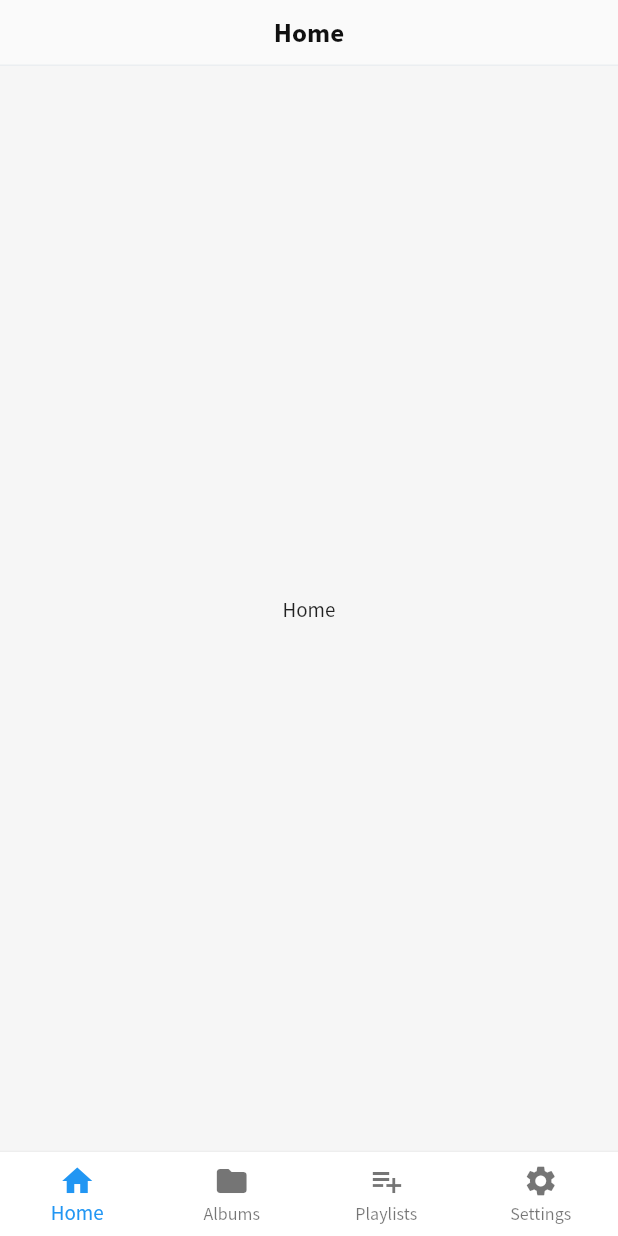
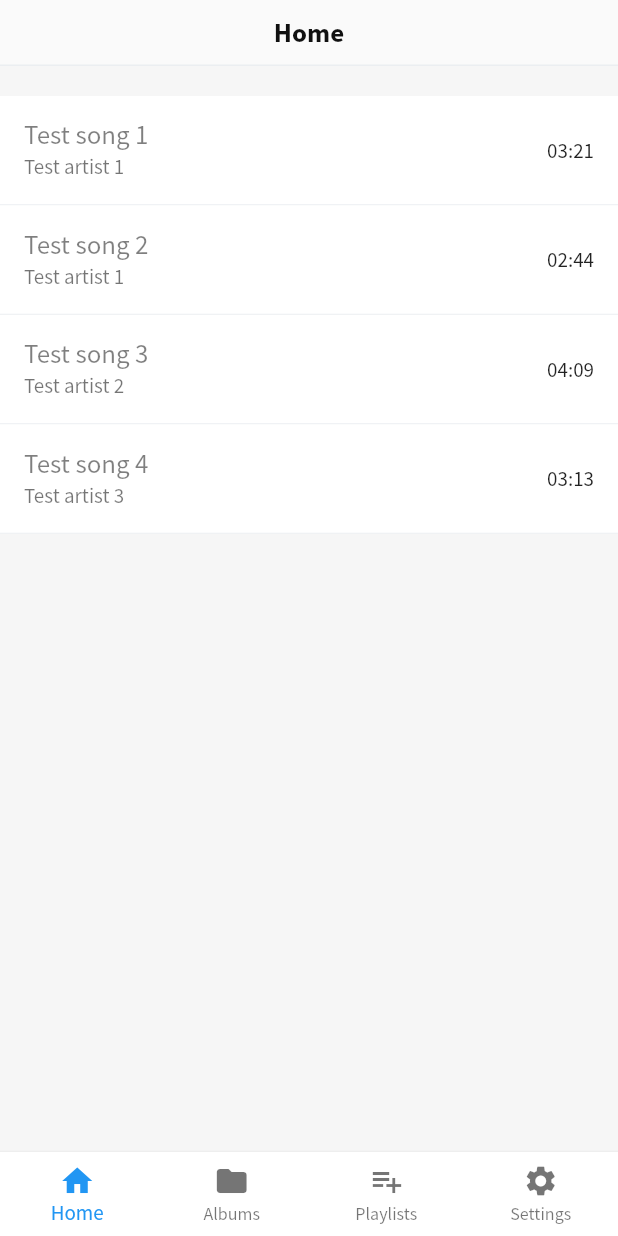
Before and after one commit to cishida/mills-music-player, a Flutter app: the BottomNavView screen opened by its route, on a phone screen of 412 x 824 dp. Run offline on Flutter 3.47's test engine with Material 2 defaults, Android fonts, the light colour scheme and no system bars; our stand-ins replace flutter_hooks, freezed_annotation, logger, stacked, stacked_services; missing offline and left inert: stacked_hooks; project files that could hold a hidden picture were left out.

Commit message:
Creating song tile view.

```diff
--- /dev/null
+++ b/lib/_utils/duration_util.dart
@@ -0,0 +1,12 @@
+class DurationUtil {
+  static String format(Duration? duration) {
+    if (duration == null) {
+      return '0:00';
+    }
+
+    String twoDigits(int n) => n.toString().padLeft(2, "0");
+    String twoDigitMinutes = twoDigits(duration.inMinutes.remainder(60));
+    String twoDigitSeconds = twoDigits(duration.inSeconds.remainder(60));
+    return "${duration.inHours > 0 ? '${twoDigits(duration.inHours)}:' : ''}$twoDigitMinutes:$twoDigitSeconds";
+  }
+}
--- a/lib/models/song/song.dart
+++ b/lib/models/song/song.dart
@@ -7,7 +7,7 @@ part 'song.g.dart';
 class Song with _$Song {
   factory Song({
     required String id,
-    String? name,
+    String? title,
     String? artist,
     Duration? duration,
   }) = _Song;
--- a/lib/test_data/song_data.dart
+++ b/lib/test_data/song_data.dart
@@ -4,7 +4,7 @@ class SongData {
   static List<Song> songs = [
     Song(
       id: '18fuewhr3asdfiuhewufh',
-      name: 'Test song 1',
+      title: 'Test song 1',
       artist: 'Test artist 1',
       duration: const Duration(
         seconds: 201,
@@ -12,7 +12,7 @@ class SongData {
     ),
     Song(
       id: '7v8gahsviuehw87efhsid',
-      name: 'Test song 2',
+      title: 'Test song 2',
       artist: 'Test artist 1',
       duration: const Duration(
         seconds: 164,
@@ -20,7 +20,7 @@ class SongData {
     ),
     Song(
       id: '389fgharuh89fhw8fhwef',
-      name: 'Test song 3',
+      title: 'Test song 3',
       artist: 'Test artist 2',
       duration: const Duration(
         seconds: 249,
@@ -28,7 +28,7 @@ class SongData {
     ),
     Song(
       id: '3849tghae8whefeifh3w8',
-      name: 'Test song 4',
+      title: 'Test song 4',
       artist: 'Test artist 3',
       duration: const Duration(
         seconds: 193,
--- /dev/null
+++ b/lib/ui/_smart_widgets/song_tile/song_tile_view.dart
@@ -0,0 +1,39 @@
+import 'package:flutter/material.dart';
+import 'package:mills_music_player/_constants/_colors.dart';
+import 'package:mills_music_player/_utils/duration_util.dart';
+import 'package:mills_music_player/models/song/song.dart';
+
+class SongTileView extends StatelessWidget {
+  const SongTileView({
+    Key? key,
+    required this.song,
+  }) : super(key: key);
+
+  final Song song;
+
+  @override
+  Widget build(BuildContext context) {
+    return Container(
+      color: Colors.white,
+      child: Column(
+        children: [
+          ListTile(
+            title: Text(
+              song.title ?? '',
+            ),
+            subtitle: Text(
+              song.artist ?? '',
+            ),
+            trailing: Text(
+              DurationUtil.format(song.duration),
+            ),
+          ),
+          const Divider(
+            color: ConstColors.lightDivider,
+            height: 1.0,
+          ),
+        ],
+      ),
+    );
+  }
+}
--- /dev/null
+++ b/lib/ui/_smart_widgets/song_tile/song_tile_view_model.dart
@@ -0,0 +1,3 @@
+import 'package:stacked/stacked.dart';
+
+class SongTileViewModel extends BaseViewModel {}
--- a/lib/ui/views/home/home_view.dart
+++ b/lib/ui/views/home/home_view.dart
@@ -1,4 +1,6 @@
 import 'package:flutter/material.dart';
+import 'package:mills_music_player/test_data/song_data.dart';
+import 'package:mills_music_player/ui/_smart_widgets/song_tile/song_tile_view.dart';
 import 'package:mills_music_player/ui/views/home/home_view_model.dart';
 import 'package:stacked/stacked.dart';
 
@@ -9,9 +11,28 @@ class HomeView extends StatelessWidget {
   Widget build(BuildContext context) {
     return ViewModelBuilder<HomeViewModel>.reactive(
       viewModelBuilder: () => HomeViewModel(),
-      builder: (context, model, child) => const Center(
-        child: Text('Home'),
-      ),
+      builder: (context, model, child) => const SongList(),
     );
   }
 }
+
+class SongList extends StatelessWidget {
+  const SongList({
+    Key? key,
+  }) : super(key: key);
+
+  @override
+  Widget build(BuildContext context) {
+    return ListView.builder(
+      padding: const EdgeInsets.symmetric(
+        vertical: 20.0,
+      ),
+      itemCount: SongData.songs.length,
+      itemBuilder: (context, index) {
+        return SongTileView(
+          song: SongData.songs[index],
+        );
+      },
+    );
+  }
+}
```
Also changed, not shown: lib/models/song/song.freezed.dart, lib/models/song/song.g.dart.
